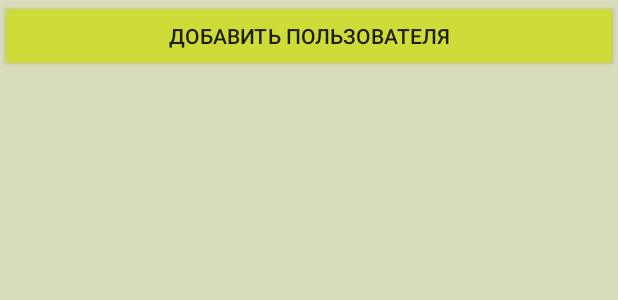
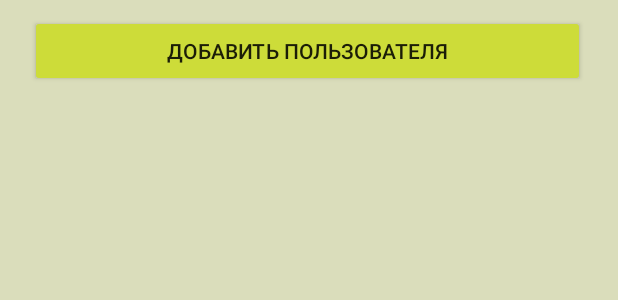
Before and after one commit to tat3377/android_secondApp, an Android app: the layout fragment_user_list.xml on its own in the app's theme, with its tools: preview values and no code run, on a phone screen of 412 x 824 dp. Shown: the top 300 px of the screen. Run offline under Robolectric (Android 15) with nearby library versions, the phone set to English and light mode, and no system bars.

Commit message:
Изменён дизайн

```diff
--- a/secondApp/app/src/main/res/layout/fragment_user_list.xml
+++ b/secondApp/app/src/main/res/layout/fragment_user_list.xml
@@ -7,16 +7,17 @@
 
     <Button
         android:id="@+id/addUser"
-        android:layout_width="match_parent"
+        android:layout_width="370dp"
         android:layout_height="wrap_content"
         android:backgroundTint="#CDDC39"
+        android:layout_marginLeft="20dp"
+        android:layout_marginTop="10dp"
         android:text="Добавить пользователя" />
 
     <androidx.recyclerview.widget.RecyclerView
         android:id="@+id/recyclerview"
         android:layout_width="match_parent"
         android:layout_height="match_parent"
-
         android:layout_marginLeft="20dp"
         android:padding="10dp" />
 </LinearLayout>
```
